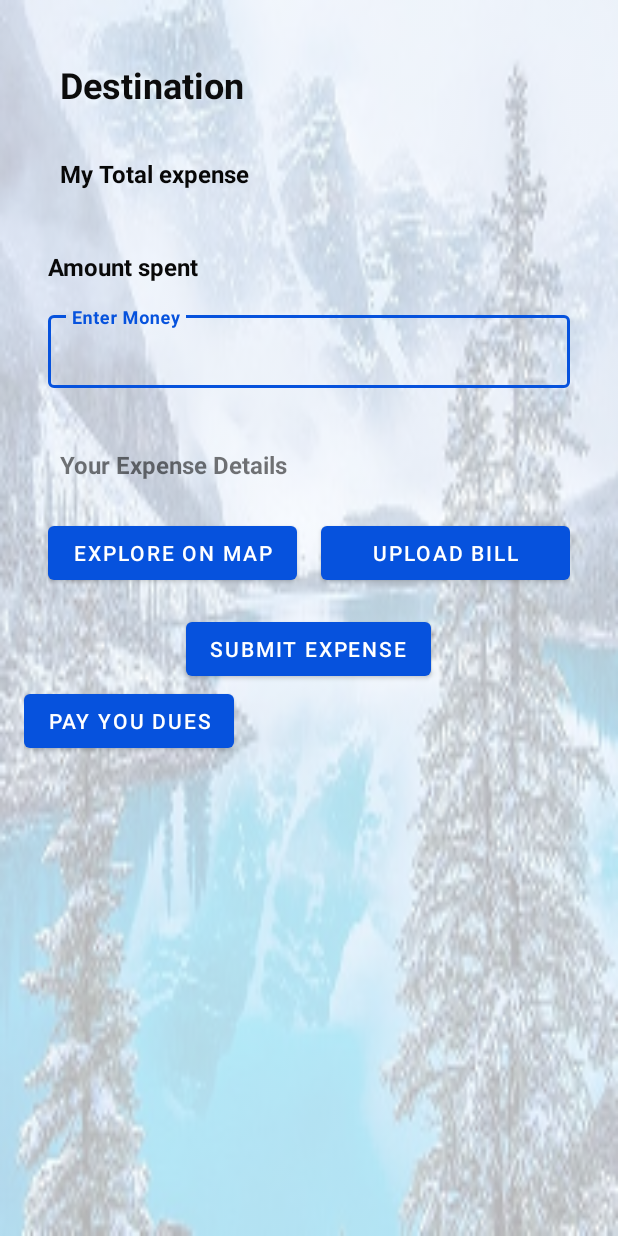
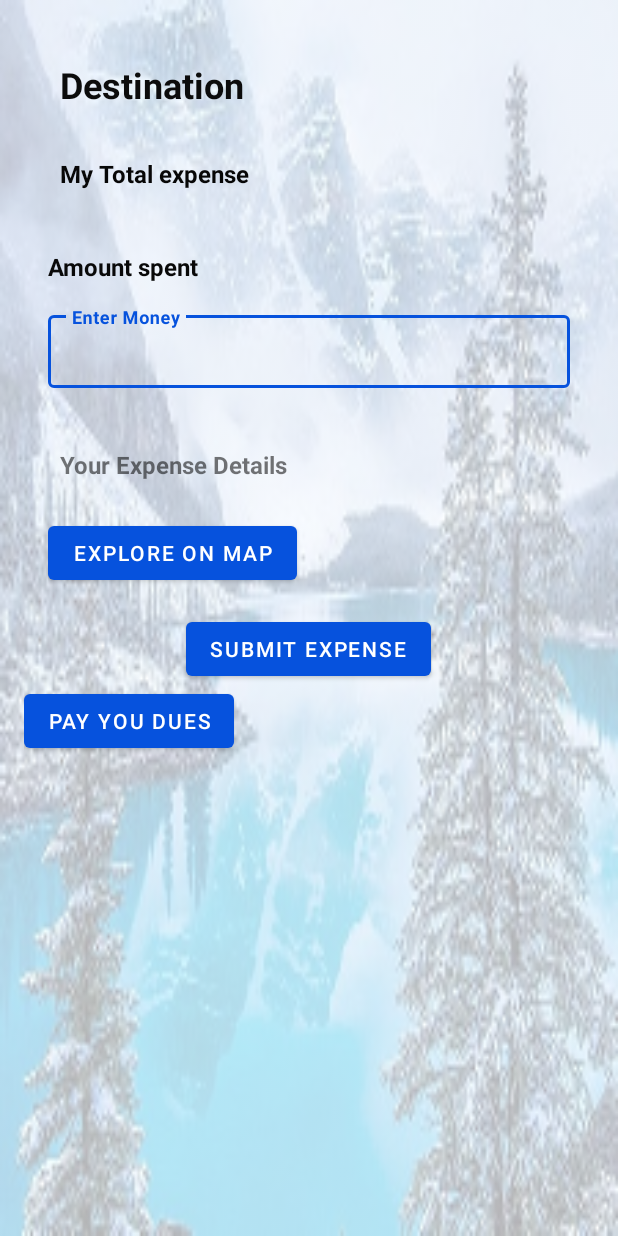
Before and after one commit to avanipatel9/Capstone_teamPurple_bonVoyage, an Android app: the layout activity_trip.xml on its own in the app's theme, with its tools: preview values and no code run, on a phone screen of 412 x 824 dp. Run offline under Robolectric (Android 15) with nearby library versions, the phone set to English and light mode, and no system bars.

Commit message:
[cp] hide upload bill pic button

```diff
--- a/app/src/main/res/layout/activity_trip.xml
+++ b/app/src/main/res/layout/activity_trip.xml
@@ -157,22 +157,15 @@
                 android:layout_height="wrap_content"
                 android:text="Upload Bill"
                 android:layout_weight="1"
-                android:layout_marginStart="8dp"/>
+                android:layout_marginStart="8dp"
+                android:visibility="invisible"/>
 
 
 
         </LinearLayout>
 
-        <com.google.android.material.button.MaterialButton
-            android:id="@+id/submit"
-            android:layout_width="wrap_content"
-            android:layout_height="wrap_content"
-            android:layout_gravity="center_horizontal"
-            android:text="Submit Expense" />
 
-
-
-<!--    <TextView-->
+        <!--    <TextView-->
 <!--        android:id="@+id/moneyspentdetail"-->
 <!--        android:layout_width="181dp"-->
 <!--        android:layout_height="31dp"-->
@@ -194,12 +187,18 @@
 <!--        app:layout_constraintStart_toStartOf="parent"-->
 <!--        app:layout_constraintTop_toBottomOf="@+id/moneyspentbyme" />-->
 
-<Button
-    android:layout_width="wrap_content"
-    android:layout_height="wrap_content"
-    android:text="Pay you dues"
-    android:id="@+id/pay"/>
+        <com.google.android.material.button.MaterialButton
+            android:id="@+id/submit"
+            android:layout_width="wrap_content"
+            android:layout_height="wrap_content"
+            android:layout_gravity="center_horizontal"
+            android:text="Submit Expense" />
 
+        <Button
+            android:id="@+id/pay"
+            android:layout_width="wrap_content"
+            android:layout_height="wrap_content"
+            android:text="Pay you dues" />
 
 
     </LinearLayout>
```
